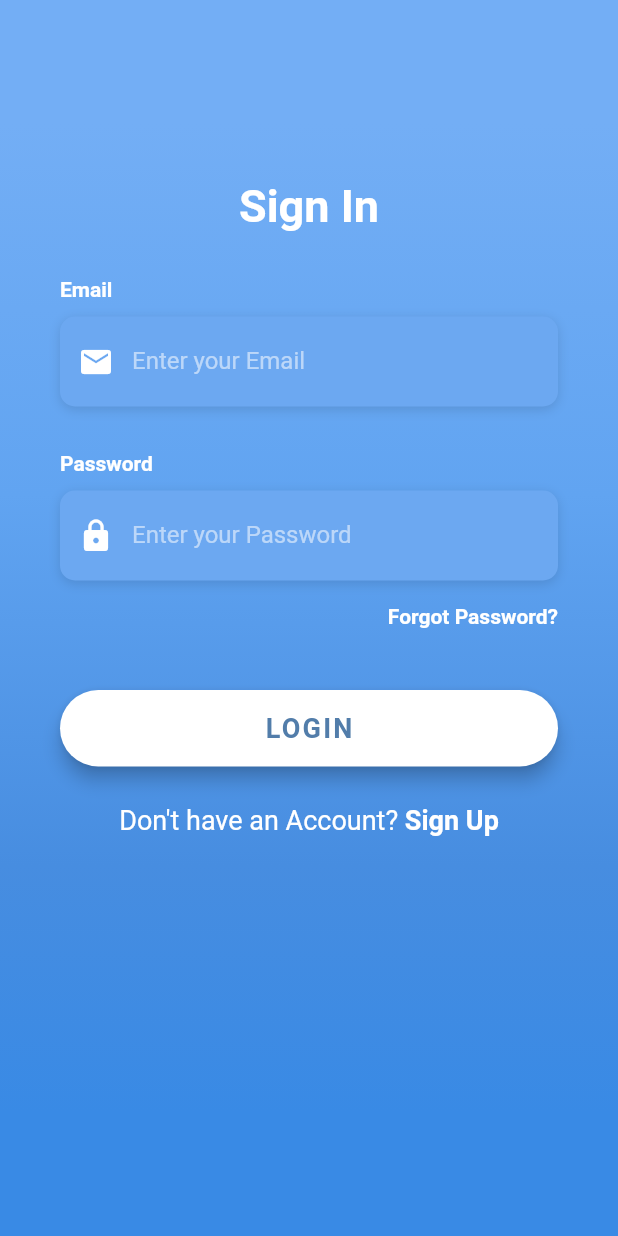
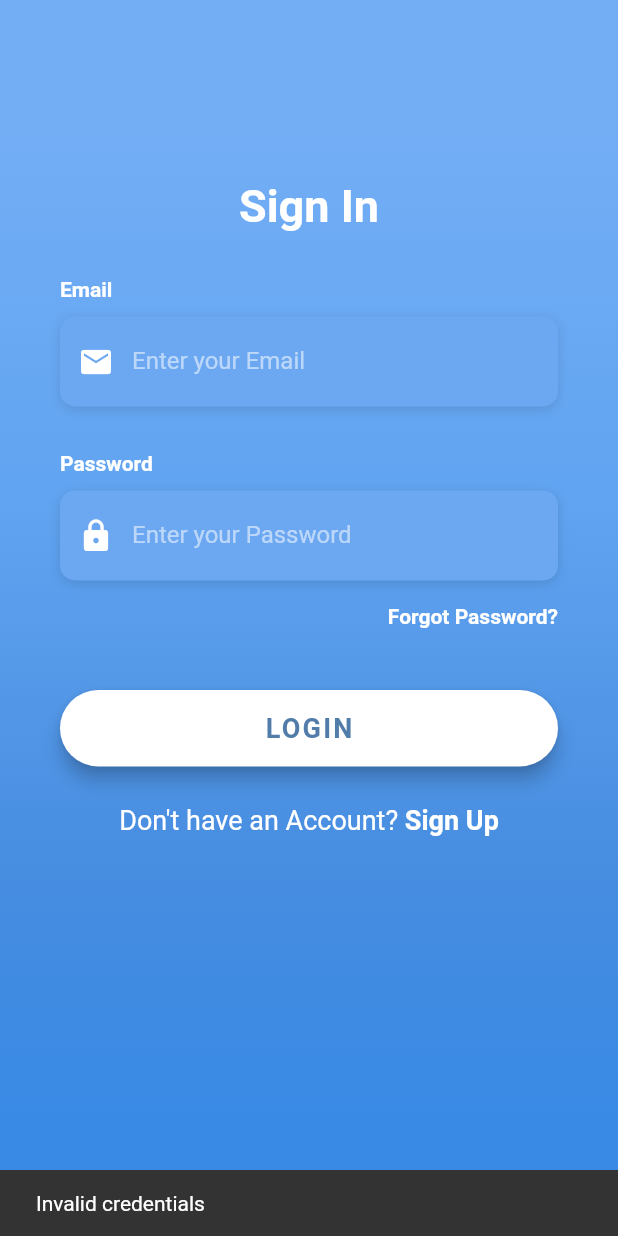
Before and after one commit to ahmedhamedaly/Healthy-Ageing, a Flutter app: the screen it shows after launch, after a tap on "LOGIN", on a phone screen of 412 x 824 dp. Run offline on Flutter 3.47's test engine with Material 2 defaults, Android fonts, the phone set to English and light mode, and no system bars; our stand-ins replace firebase_auth; missing offline and left inert: fluttery_dart2; accounts and stored records are empty; network calls fail; Roboto replaces fonts that are missing (OpenSans).

Commit message:
login works and checks for invalid credentials

```diff
--- a/lib/screens/authenticate/sign_in.dart
+++ b/lib/screens/authenticate/sign_in.dart
@@ -17,6 +17,7 @@ class SignIn extends StatefulWidget {
 class _SignInState extends State<SignIn> {
 
   final AuthService _auth = AuthService();
+  final _scaffoldKey =  GlobalKey<ScaffoldState>();
 
   String email = '';
   String password = '';
@@ -122,9 +123,11 @@ class _SignInState extends State<SignIn> {
           print('Password: ' + password);
           dynamic result = await _auth.login(email, password);
           if (result == null) {
-            setState(() {
-              //error = 'The email address is badly formatted.';
-            });
+            _scaffoldKey.currentState.showSnackBar(
+              SnackBar(
+                content: Text('Invalid credentials'),
+              ),
+            );
           }
         },
         padding: EdgeInsets.all(15.0),
@@ -148,7 +151,7 @@ class _SignInState extends State<SignIn> {
 
   Widget _buildSignUpBtn() {
     return GestureDetector(
-      onTap: () => print('Sign Up Button Pressed'),
+      onTap: () => widget.toggleView,
       child: RichText(
         text: TextSpan(
           children: [
@@ -177,6 +180,7 @@ class _SignInState extends State<SignIn> {
   @override
   Widget build(BuildContext context) {
     return Scaffold(
+      key: _scaffoldKey,
       body: AnnotatedRegion<SystemUiOverlayStyle>(
         value: SystemUiOverlayStyle.light,
         child: GestureDetector(
@@ -222,6 +226,7 @@ class _SignInState extends State<SignIn> {
                       ),
                       SizedBox(height: 30.0),
                       _buildEmailTF(),
+
                       SizedBox(
                         height: 30.0,
                       ),
@@ -229,6 +234,7 @@ class _SignInState extends State<SignIn> {
                       _buildForgotPasswordBtn(),
                       _buildLoginBtn(),
                       _buildSignUpBtn(),
+
                     ],
                   ),
                 ),
--- a/lib/services/auth.dart
+++ b/lib/services/auth.dart
@@ -50,7 +50,7 @@ class AuthService {
       AuthResult result = await _auth.signInWithEmailAndPassword(email: email, password: password);
       return _userFromFirebaseUser(result.user);
     } catch (e) {
-      print(e.toString());
+      //print(e.toString());
       return null;
     }
   }
```
